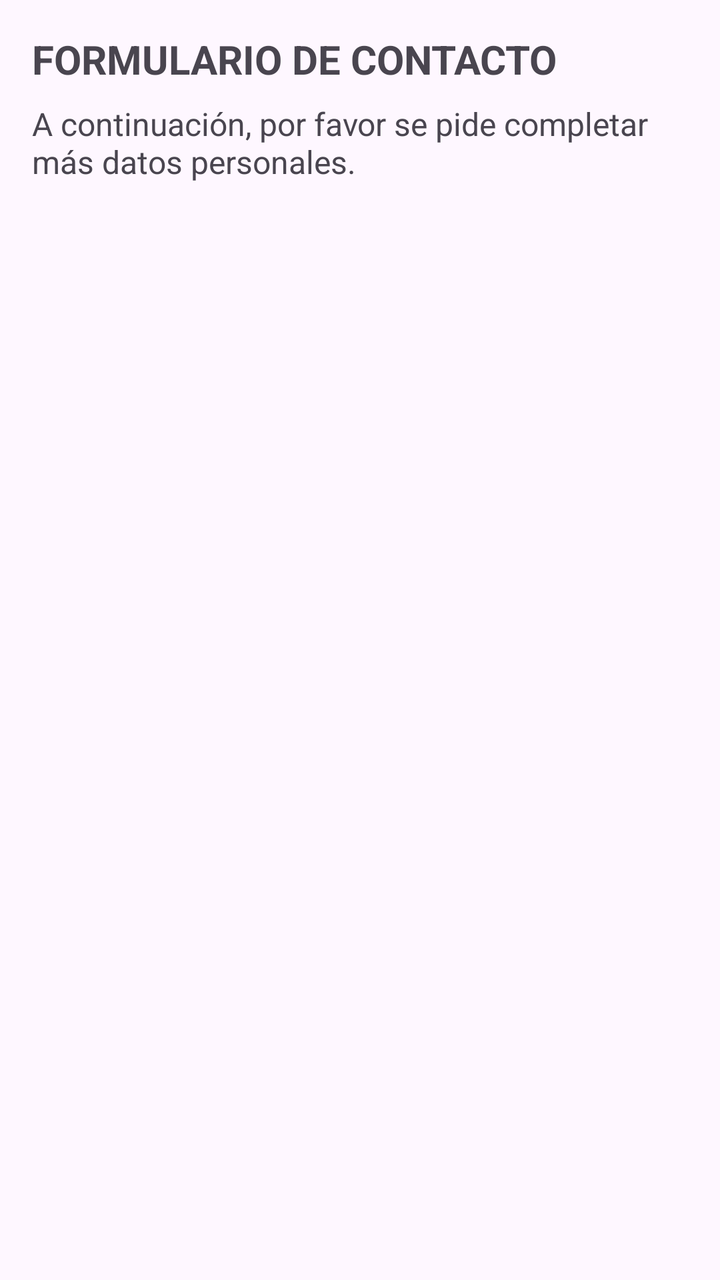
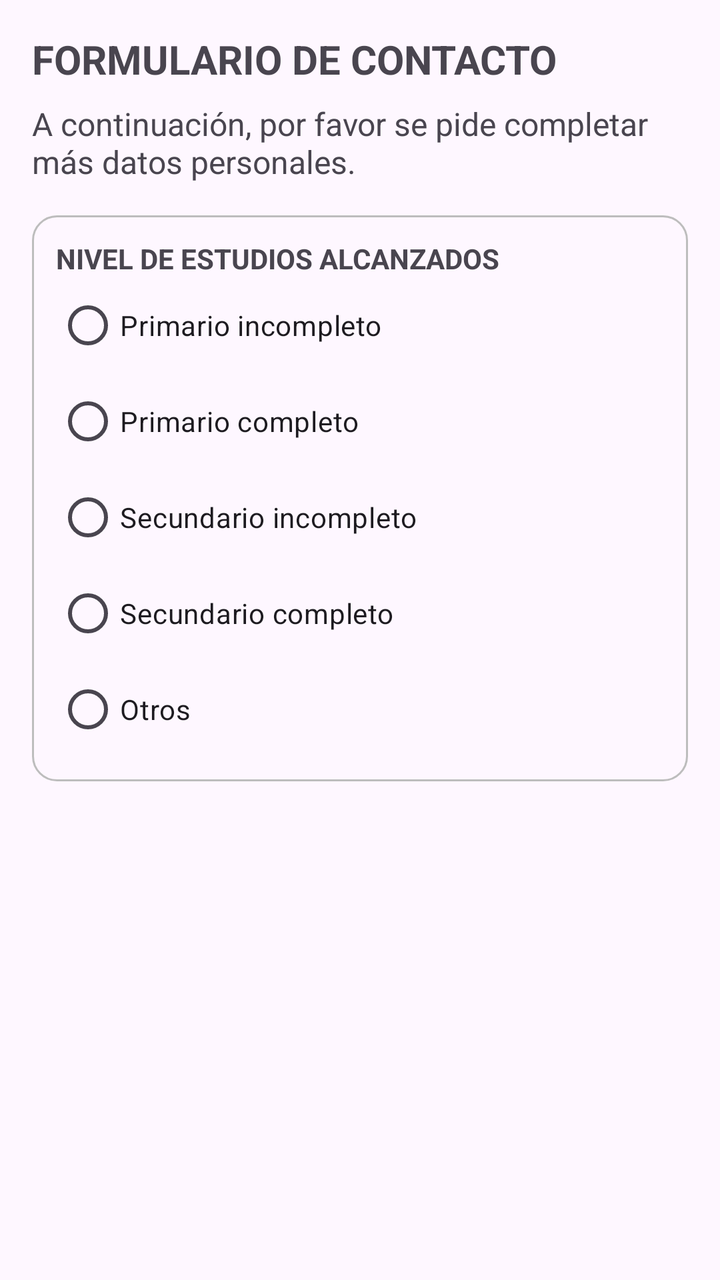

Compare the two renders of this Android layout. The source of the first and the diff that turns it into the second are given below.
<!-- AndroidManifest.xml: application theme Theme.TP6_GRUPO_11 -->
<!-- res/layout/activity_mas_datos_contacto.xml -->
<?xml version="1.0" encoding="utf-8"?>
<ScrollView xmlns:android="http://schemas.android.com/apk/res/android"
    android:layout_width="match_parent"
    android:layout_height="match_parent"
    android:fillViewport="true"
    android:padding="16dp">

    <LinearLayout
        android:layout_width="match_parent"
        android:layout_height="wrap_content"
        android:orientation="vertical">

        
        <TextView
            android:layout_width="match_parent"
            android:layout_height="wrap_content"
            android:text="@string/mas_datos_titulo"
            android:textSize="20sp"
            android:textStyle="bold" />

        <TextView
            android:layout_width="match_parent"
            android:layout_height="wrap_content"
            android:layout_marginTop="8dp"
            android:layout_marginBottom="16dp"
            android:text="@string/mas_datos_subtitulo"
            android:textSize="16sp" />

    </LinearLayout>
</ScrollView>
<!-- resources referenced by this layout -->
<resources>
  <string name="mas_datos_subtitulo">A continuación, por favor se pide completar más datos personales.</string>
  <string name="mas_datos_titulo">FORMULARIO DE CONTACTO</string>
  <style name="Theme.TP6_GRUPO_11" parent="Base.Theme.TP6_GRUPO_11" />
  <style name="Base.Theme.TP6_GRUPO_11" parent="Theme.Material3.DayNight">
          <item name="colorPrimary">@color/verde_barra</item>
          <item name="actionBarStyle">@style/Widget.TP6.ActionBar</item>
          <item name="android:statusBarColor">@color/verde_barra_oscuro</item>
      </style>
  <color name="verde_barra">#008577</color>
  <style name="Widget.TP6.ActionBar" parent="Widget.AppCompat.ActionBar.Solid">
          <item name="background">@color/verde_barra</item>
          <item name="theme">@style/ThemeOverlay.AppCompat.Dark.ActionBar</item>
      </style>
  <color name="verde_barra_oscuro">#00574B</color>
</resources>

<!-- the commit's change to res/layout/activity_mas_datos_contacto.xml (unified diff, before → after) -->
@@ -26,5 +26,62 @@
             android:text="@string/mas_datos_subtitulo"
             android:textSize="16sp" />
 
+        
+        <LinearLayout
+            android:layout_width="match_parent"
+            android:layout_height="wrap_content"
+            android:background="@drawable/bg_grupo_borde"
+            android:orientation="vertical"
+            android:padding="12dp">
+
+            <TextView
+                android:layout_width="wrap_content"
+                android:layout_height="wrap_content"
+                android:text="@string/estudios_titulo"
+                android:textStyle="bold" />
+
+            <RadioGroup
+                android:id="@+id/rgEstudios"
+                android:layout_width="match_parent"
+                android:layout_height="wrap_content"
+                android:orientation="vertical">
+
+                <RadioButton
+                    android:id="@+id/rbPrimarioIncompleto"
+                    android:layout_width="match_parent"
+                    android:layout_height="wrap_content"
+                    android:minHeight="48dp"
+                    android:text="@string/estudio_primario_incompleto" />
+
+                <RadioButton
+                    android:id="@+id/rbPrimarioCompleto"
+                    android:layout_width="match_parent"
+                    android:layout_height="wrap_content"
+                    android:minHeight="48dp"
+                    android:text="@string/estudio_primario_completo" />
+
+                <RadioButton
+                    android:id="@+id/rbSecundarioIncompleto"
+                    android:layout_width="match_parent"
+                    android:layout_height="wrap_content"
+                    android:minHeight="48dp"
+                    android:text="@string/estudio_secundario_incompleto" />
+
+                <RadioButton
+                    android:id="@+id/rbSecundarioCompleto"
+                    android:layout_width="match_parent"
+                    android:layout_height="wrap_content"
+                    android:minHeight="48dp"
+                    android:text="@string/estudio_secundario_completo" />
+
+                <RadioButton
+                    android:id="@+id/rbOtros"
+                    android:layout_width="match_parent"
+                    android:layout_height="wrap_content"
+                    android:minHeight="48dp"
+                    android:text="@string/estudio_otros" />
+            </RadioGroup>
+        </LinearLayout>
+
     </LinearLayout>
 </ScrollView>
<!-- resource entries referenced after the edit -->
@@ -1,5 +1,20 @@
 <!-- resources referenced by this layout -->
 <resources>
+  <!-- drawable bg_grupo_borde (drawable) -->
+  <?xml version="1.0" encoding="utf-8"?>
+  <shape xmlns:android="http://schemas.android.com/apk/res/android"
+      android:shape="rectangle">
+      <stroke
+          android:width="1dp"
+          android:color="#BDBDBD" />
+      <corners android:radius="12dp" />
+  </shape>
+  <string name="estudio_otros">Otros</string>
+  <string name="estudio_primario_completo">Primario completo</string>
+  <string name="estudio_primario_incompleto">Primario incompleto</string>
+  <string name="estudio_secundario_completo">Secundario completo</string>
+  <string name="estudio_secundario_incompleto">Secundario incompleto</string>
+  <string name="estudios_titulo">NIVEL DE ESTUDIOS ALCANZADOS</string>
   <string name="mas_datos_subtitulo">A continuación, por favor se pide completar más datos personales.</string>
   <string name="mas_datos_titulo">FORMULARIO DE CONTACTO</string>
   <style name="Theme.TP6_GRUPO_11" parent="Base.Theme.TP6_GRUPO_11" />
